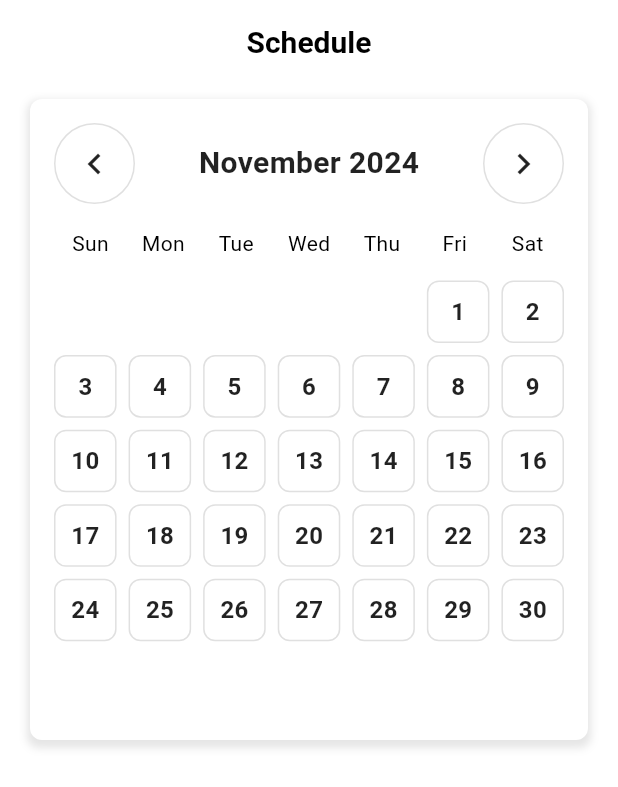
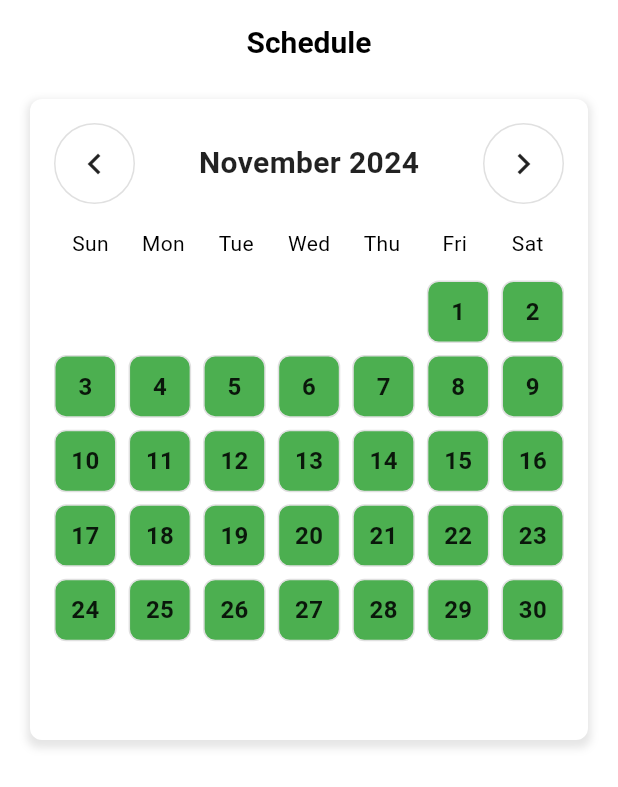
Before and after one commit to karankk-05/calendar_app_frontend, a Flutter app: the screen it shows after launch, after a tap on the "chevron left" icon, on a phone screen of 412 x 824 dp. Shown: the top 787 px of the screen. Run offline on Flutter 3.47's test engine with Material 3 defaults, Android fonts, the phone set to English and light mode, and no system bars; our stand-ins replace animate_do, flutter_secure_storage; network calls fail.

Commit message:
Refactor calendar functionality: update dependencies, implement API service for fetching slots, and enhance color coding for calendar days

```diff
--- /dev/null
+++ b/calenar_application/lib/features/home/controllers/calendar_api_service.dart
@@ -0,0 +1,43 @@
+import 'dart:async';
+import 'dart:convert';
+import 'dart:io';
+import 'package:calendar_application/main.dart';
+import 'package:http/http.dart' as http;
+
+class CalendarService {
+  final String baseUrl = MyApp().baseUrl;
+
+  Future<Map<String, Map<String, int>>> fetchSlots(String userId, DateTime startDate, DateTime endDate) async {
+    final url = '$baseUrl/slots/total/?user_id=$userId&start_date=${_formatDate(startDate)}&end_date=${_formatDate(endDate)}';
+    print("Fetching in service");
+    try {
+      final response = await http.get(
+        Uri.parse(url),
+        headers: {'accept': 'application/json'},
+      ).timeout(const Duration(seconds: 30)); // Add timeout
+      print(response.statusCode);
+      if (response.statusCode == 200) {
+        final data = jsonDecode(response.body) as List;
+        return {
+          for (var slot in data)
+            slot['date']: {
+              'total_slots': slot['total_slots'],
+              'available_slots': slot['available_slots'],
+            }
+        };
+      } else {
+        throw HttpException('Failed to fetch slots: ${response.reasonPhrase}');
+      }
+    } on SocketException {
+      throw HttpException('No Internet connection');
+    } on TimeoutException {
+      throw HttpException('Request timed out');
+    } catch (e) {
+      throw HttpException('Unexpected error: $e');
+    }
+  }
+
+  String _formatDate(DateTime date) {
+    return '${date.year}-${date.month.toString().padLeft(2, '0')}-${date.day.toString().padLeft(2, '0')}';
+  }
+}
--- /dev/null
+++ b/calenar_application/lib/features/home/controllers/calendar_color_util.dart
@@ -0,0 +1,20 @@
+import 'package:flutter/material.dart';
+
+Color getDayColor(Map<String, int>? slots) {
+  if (slots == null) {
+    return Colors.green; // Default color when all slots are available
+  }
+
+  final totalSlots = slots['total_slots']!;
+  final availableSlots = slots['available_slots']!;
+
+  final filledSlotsRatio = (totalSlots - availableSlots) / totalSlots;
+
+  if (filledSlotsRatio > 2 / 3) {
+    return Colors.red; // More than 2/3 slots are filled
+  } else if (filledSlotsRatio < 1 / 3) {
+    return Colors.green; // More than 2/3 slots are empty
+  } else {
+    return Colors.pink; // Between 1/3 and 2/3 slots are filled
+  }
+}
--- a/calenar_application/lib/features/home/controllers/calendar_controller.dart
+++ b/calenar_application/lib/features/home/controllers/calendar_grid_controller.dart
@@ -1,19 +1,42 @@
+import 'package:calendar_application/features/home/controllers/calendar_api_service.dart';
 import 'package:flutter/material.dart';
 
 class CalendarController extends ChangeNotifier {
   DateTime _focusedDay = DateTime.now();
   DateTime? _selectedDay;
+  final CalendarService _calendarService = CalendarService();
+  Map<String, Map<String, int>> _slotData = {};
 
   DateTime get focusedDay => _focusedDay;
   DateTime? get selectedDay => _selectedDay;
+  Map<String, Map<String, int>> get slotData => _slotData;
+
+  // Fetch slots when the month changes
+  void fetchSlots() async {
+    final startDate = DateTime(_focusedDay.year, _focusedDay.month, 1);
+    final endDate = DateTime(_focusedDay.year, _focusedDay.month + 1, 0);
+    print("Fetching");
+    try {
+      final data = await _calendarService.fetchSlots('Lorem', startDate, endDate);
+      _slotData = data;
+      print(data);
+      notifyListeners();
+    } catch (e) {
+
+      // Handle error (e.g., show a snackbar)
+      print('Error fetching slots: $e');
+    }
+  }
 
   void previousMonth() {
     _focusedDay = DateTime(_focusedDay.year, _focusedDay.month - 1);
+    fetchSlots();  // Fetch new slots when month changes
     notifyListeners();
   }
 
   void nextMonth() {
     _focusedDay = DateTime(_focusedDay.year, _focusedDay.month + 1);
+    fetchSlots();  // Fetch new slots when month changes
     notifyListeners();
   }
 
@@ -36,26 +59,21 @@ class CalendarController extends ChangeNotifier {
 
     final days = <DateTime>[];
 
-    // Calculate the number of days to skip from the previous month to align the first day
-    final firstWeekday = firstDayOfMonth.weekday; // 1 = Monday, 7 = Sunday
-    final firstDayOffset = (firstWeekday == 7 ? 0 : firstWeekday);  // Adjust for the start of the week
+    final firstWeekday = firstDayOfMonth.weekday;
+    final firstDayOffset = (firstWeekday == 7 ? 0 : firstWeekday);
 
-    // Fill in days for the previous month (if any)
     for (int i = 0; i < firstDayOffset; i++) {
       final prevMonthDay = firstDayOfMonth.subtract(Duration(days: firstDayOffset - i));
       days.add(prevMonthDay);
     }
 
-    // Add days for the current month
     for (int i = 1; i <= lastDayOfMonth.day; i++) {
       days.add(DateTime(_focusedDay.year, _focusedDay.month, i));
     }
 
-    // Ensure the calendar has enough days to fill up the last week
     final lastWeekday = lastDayOfMonth.weekday;
-    final daysToFill = (7 - lastWeekday) % 7;  // Days to fill up to the next month's first day
+    final daysToFill = (7 - lastWeekday) % 7;
 
-    // Add the next month's starting days to fill the last week
     for (int i = 1; i <= daysToFill; i++) {
       final nextMonthDay = DateTime(_focusedDay.year, _focusedDay.month + 1, i);
       days.add(nextMonthDay);
--- a/calenar_application/lib/features/home/screens/calendar_screen.dart
+++ b/calenar_application/lib/features/home/screens/calendar_screen.dart
@@ -1,6 +1,6 @@
 import 'package:flutter/material.dart';
 import 'package:provider/provider.dart';
-import '../controllers/calendar_controller.dart';
+import '../controllers/calendar_grid_controller.dart';
 import '../widgets/calendar_header.dart';
 import '../widgets/calendar_days_header.dart';
 import '../widgets/calendar_grid.dart';
--- a/calenar_application/lib/features/home/widgets/calendar_grid.dart
+++ b/calenar_application/lib/features/home/widgets/calendar_grid.dart
@@ -1,12 +1,21 @@
+import 'package:calendar_application/features/home/controllers/calendar_color_util.dart';
+import 'package:calendar_application/features/home/controllers/calendar_grid_controller.dart';
 import 'package:flutter/material.dart';
 import 'package:provider/provider.dart';
-import '../controllers/calendar_controller.dart';
 
-class CalendarGrid extends StatelessWidget {
+class CalendarGrid extends StatefulWidget {
+  @override
+  State<CalendarGrid> createState() => _CalendarGridState();
+}
+
+class _CalendarGridState extends State<CalendarGrid> {
+
+
   @override
   Widget build(BuildContext context) {
     final controller = Provider.of<CalendarController>(context);
     final daysInMonth = controller.generateDaysInMonth();
+    final slotData = controller.slotData;
 
     return GridView.builder(
       shrinkWrap: true,
@@ -19,29 +28,25 @@ class CalendarGrid extends StatelessWidget {
       itemCount: daysInMonth.length,
       itemBuilder: (context, index) {
         final day = daysInMonth[index];
-
-        // Check if the day is part of the current month
+        final formattedDate = _formatDate(day);
         final isCurrentMonth = day.month == controller.focusedDay.month;
 
-        // If it's not part of the current month, display an empty space
         if (!isCurrentMonth) {
-          return Container(); // Empty container for previous month's days
+          return Container(); // Empty space for non-current month days
         }
 
         final isToday = day.day == DateTime.now().day &&
             day.month == DateTime.now().month &&
             day.year == DateTime.now().year;
+
         final isSelected = controller.selectedDay == day;
+        final dayColor = getDayColor(slotData[formattedDate]);
 
         return GestureDetector(
           onTap: () => controller.selectDay(day),
           child: Container(
             decoration: BoxDecoration(
-              color: isSelected
-                  ? Colors.green
-                  : isToday
-                      ? Colors.green.withOpacity(0.3)
-                      : Colors.white,
+              color: isSelected ? Colors.green : dayColor,
               borderRadius: BorderRadius.circular(8),
               border: Border.all(
                 color: isSelected ? Colors.green : Colors.grey.shade300,
@@ -61,4 +66,8 @@ class CalendarGrid extends StatelessWidget {
       },
     );
   }
+
+  String _formatDate(DateTime date) {
+    return '${date.year}-${date.month.toString().padLeft(2, '0')}-${date.day.toString().padLeft(2, '0')}';
+  }
 }
--- a/calenar_application/lib/features/home/widgets/calendar_header.dart
+++ b/calenar_application/lib/features/home/widgets/calendar_header.dart
@@ -1,6 +1,6 @@
 import 'package:flutter/material.dart';
 import 'package:provider/provider.dart';
-import '../controllers/calendar_controller.dart';
+import '../controllers/calendar_grid_controller.dart';
 
 class CalendarHeader extends StatelessWidget {
   @override
--- a/calenar_application/lib/features/home/widgets/home_mobile.dart
+++ b/calenar_application/lib/features/home/widgets/home_mobile.dart
@@ -1,9 +1,23 @@
+import 'package:calendar_application/features/home/controllers/calendar_grid_controller.dart';
 import 'package:flutter/material.dart';
 import 'package:calendar_application/features/home/screens/calendar_screen.dart';
+import 'package:provider/provider.dart';
 
-class HomeMobile extends StatelessWidget {
+class HomeMobile extends StatefulWidget {
   const HomeMobile({Key? key}) : super(key: key);
 
+  @override
+  State<HomeMobile> createState() => _HomeMobileState();
+}
+
+class _HomeMobileState extends State<HomeMobile> {
+    @override
+  void initState() {
+    super.initState();
+    // Initially fetch slots when the grid is built
+    final controller = Provider.of<CalendarController>(context, listen: false);
+    controller.fetchSlots();
+  }
   @override
   Widget build(BuildContext context) {
     final theme = Theme.of(context).colorScheme;
--- a/calenar_application/lib/main.dart
+++ b/calenar_application/lib/main.dart
@@ -1,11 +1,14 @@
-
+import 'package:http/http.dart' as http;
+import 'package:calendar_application/features/home/controllers/calendar_grid_controller.dart';
 import 'package:calendar_application/features/home/screens/home_screen.dart';
 import 'package:flutter/material.dart';
 import 'package:flutter_secure_storage/flutter_secure_storage.dart';
 import 'package:calendar_application/themes/dark_theme.dart';
 import 'package:calendar_application/themes/light_theme.dart';
+import 'package:provider/provider.dart';
 
 void main() async {
+  checkInternetConnection();
   WidgetsFlutterBinding.ensureInitialized(); // Ensure that bindings are initialized before running the app
   String? username = await getUsernameFromStorage(); // Retrieve the username
   runApp(MyApp(username: username));
@@ -13,25 +16,41 @@ void main() async {
 
 Future<String?> getUsernameFromStorage() async {
   final storage = FlutterSecureStorage();
+
   return await storage.read(key: 'username'); // Retrieve the username saved under 'username' key
 }
 
 class MyApp extends StatelessWidget {
   final String? username;
+  final String baseUrl="https://winter-intern-task.onrender.com";
 
-  const MyApp({super.key, required this.username});
+  const MyApp({super.key,this.username});
 
   @override
   Widget build(BuildContext context) {
-    return MaterialApp(
-      title: 'Calendar Application',
-      theme: LightTheme.theme,
-      darkTheme: DarkTheme.theme,
-      themeMode: ThemeMode.system,
-      // home: username == null || (!username!.contains('Karan') && !username!.contains('Lorem'))
-      //     ? const LoginScreen()
-      //     : const HomeScreen(), // Conditional redirection based on username
-      home: HomeScreen(),
+    return ChangeNotifierProvider(
+      create: (_) => CalendarController(), // Wrap the app with the provider
+      child: MaterialApp(
+        title: 'Calendar Application',
+        theme: LightTheme.theme,
+        darkTheme: DarkTheme.theme,
+        themeMode: ThemeMode.system,
+        home: HomeScreen(),
+      ),
     );
   }
 }
+
+
+void checkInternetConnection() async {
+  try {
+    final response = await http.get(Uri.parse('https://www.google.com'));
+    if (response.statusCode == 200) {
+      print("Internet is available");
+    } else {
+      print("Unable to reach the server");
+    }
+  } catch (e) {
+    print("No internet connection: $e");
+  }
+}
--- a/calenar_application/pubspec.yaml
+++ b/calenar_application/pubspec.yaml
@@ -13,8 +13,7 @@ dependencies:
   animate_do: ^3.3.4
   provider: ^6.1.2
   flutter_secure_storage: ^9.2.2
-  rive_animated_icon: ^2.0.3
-  table_calendar: ^3.1.3
+  http: ^1.2.2
 
 dev_dependencies:
   flutter_test:
```
Also changed, not shown: 2 other files.
